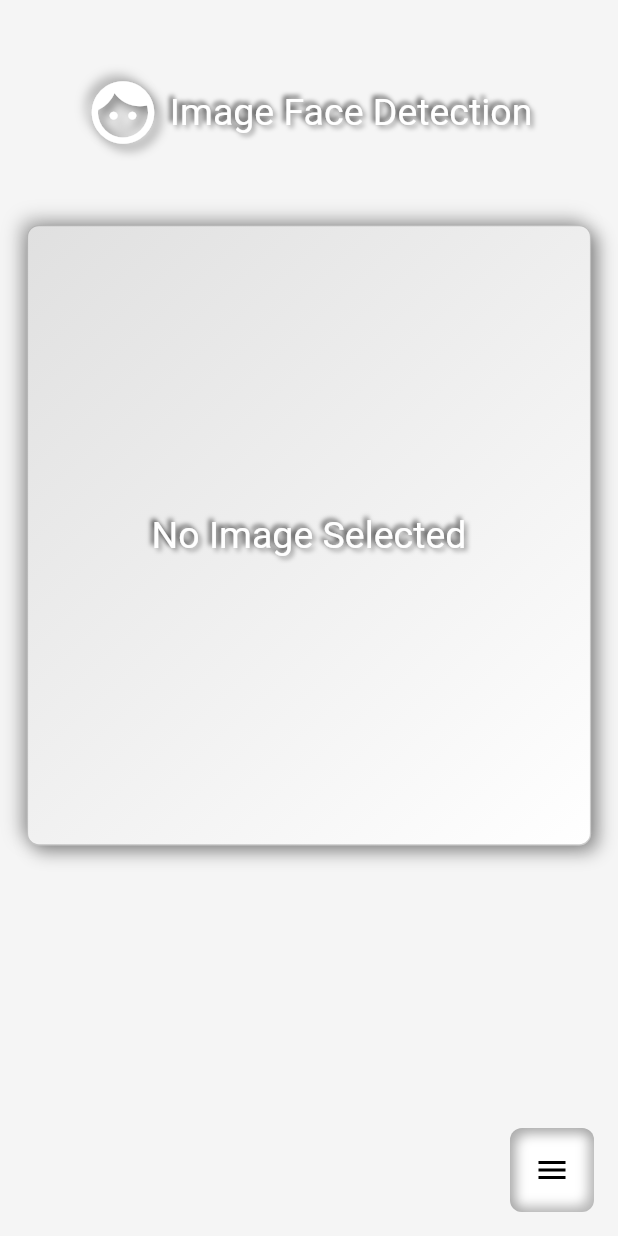
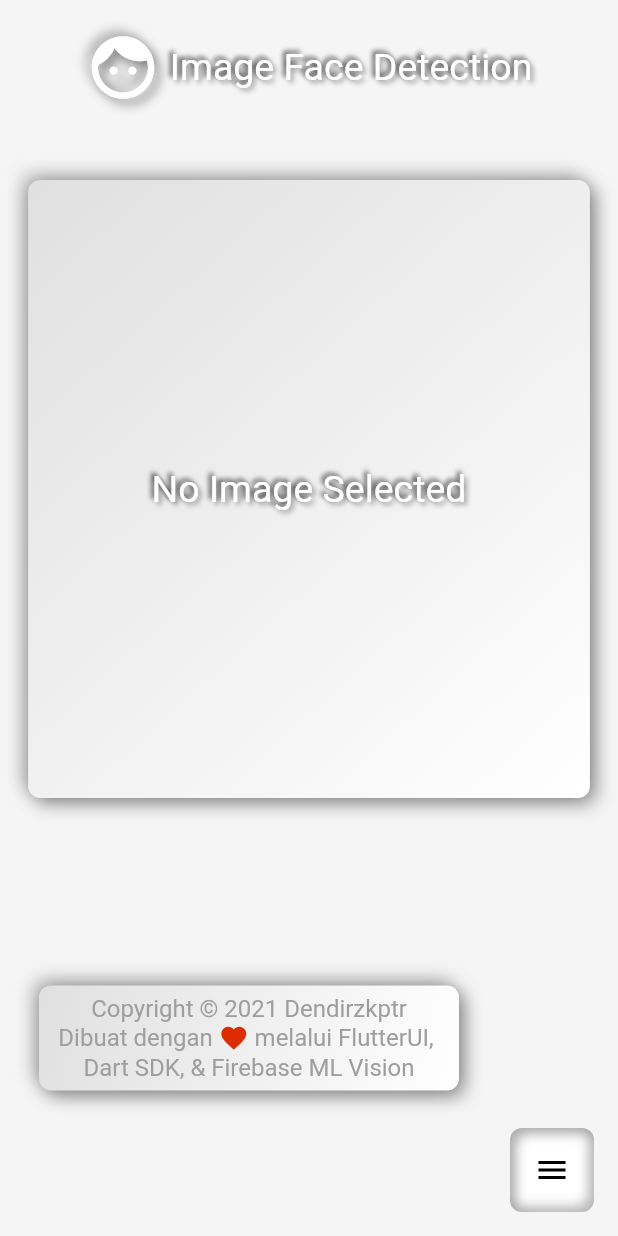
Before and after one commit to ambigo7/flutter-facedetection, a Flutter app: the screen it shows after launch, on a phone screen of 412 x 824 dp. Run offline on Flutter 3.47's test engine with Material 2 defaults, Android fonts, the phone set to English and light mode, and no system bars; drawn by our look-alikes of flutter_neumorphic; our stand-ins replace flutter_spinkit, image_picker; missing offline and left inert: google_ml_kit.

Commit message:
2.0.0(Final Face Detection App & Neumorphic UI Design)

```diff
--- a/lib/common/loading.dart
+++ b/lib/common/loading.dart
@@ -21,7 +21,7 @@ class Loading extends StatelessWidget {
                 height: MediaQuery.of(context).size.height /2,
                 child: Center(
                   child: SpinKitFadingCircle(
-                    color: grey,
+                    color: blue,
                     size: 30,
           ),
                 ),
--- a/lib/screen/face_detector.dart
+++ b/lib/screen/face_detector.dart
@@ -3,6 +3,7 @@ import 'dart:math';
 import 'dart:ui' as ui;
 import 'package:face_detection/common/color.dart';
 import 'package:face_detection/common/loading.dart';
+import 'package:face_detection/components/custom_text.dart';
 import 'package:face_detection/service/face_painter.dart';
 import 'package:flutter/material.dart';
 import 'package:flutter_neumorphic/flutter_neumorphic.dart';
@@ -203,9 +204,8 @@ class _FaceDetectorState extends State<FaceDetector>
         child: Container(
           color: grey.withOpacity(0.1),
           child: Column(
-              crossAxisAlignment: CrossAxisAlignment.center,
             children: <Widget>[
-                SizedBox(height: 50,),
+              SizedBox(height: 20,),
               Row(
                 mainAxisAlignment: MainAxisAlignment.center,
                 crossAxisAlignment: CrossAxisAlignment.center,
@@ -245,10 +245,6 @@ class _FaceDetectorState extends State<FaceDetector>
                   ? Center(
                 child: Neumorphic(
                   style: NeumorphicStyle(
-                      border: NeumorphicBorder(
-                        color: Color(0x33000000),
-                        width: 0.8,
-                      ),
                     shape: NeumorphicShape.concave,
                     intensity: 0.75,
                     surfaceIntensity: 0.3,
@@ -300,6 +296,47 @@ class _FaceDetectorState extends State<FaceDetector>
                   ),
                 ),
               ),
+              Visibility(
+                  visible: _imageFile != null ? false : true,
+                  child: SizedBox(height: 125,)),
+              AnimatedSwitcher(
+                duration: const Duration(milliseconds: 500),
+                child: Padding(
+                  padding: const EdgeInsets.only(right: 80),
+                  child: _imageFile != null ? Container()
+                      : Neumorphic(
+                    style: NeumorphicStyle(
+                      shape: NeumorphicShape.concave,
+                      intensity: 0.75,
+                      surfaceIntensity: 0.3,
+                      color: white,
+                      depth: 8,
+                      shadowLightColor: grey,
+                    ),
+                    child: Container(
+                      height: 70,
+                      width: 280,
+                      child: Column(
+                        mainAxisAlignment: MainAxisAlignment.center,
+                        crossAxisAlignment: CrossAxisAlignment.center,
+                        children: <Widget>[
+                          CustomText(text: 'Copyright © 2021 Dendirzkptr', color: grey,),
+                          Row(
+                            mainAxisAlignment: MainAxisAlignment.center,
+                            crossAxisAlignment: CrossAxisAlignment.center,
+                            children: <Widget>[
+                              CustomText(text: 'Dibuat dengan ', color: grey),
+                              Icon(Icons.favorite, color: redAccent, size: 20,),
+                              CustomText(text: ' melalui FlutterUI, ', color: grey),
+                            ],
+                          ),
+                          CustomText(text: 'Dart SDK, & Firebase ML Vision', color: grey)
+                        ],
+                      ),
+                    ),
+                  ),
+                ),
+              ),
             ],
           ),
         ),
--- a/lib/service/face_painter.dart
+++ b/lib/service/face_painter.dart
@@ -21,7 +21,7 @@ class FacePainter extends CustomPainter{
   void paint(ui.Canvas canvas, ui.Size size){
     final Paint paint = Paint()
         ..style = PaintingStyle.stroke
-        ..blendMode = BlendMode.color
+        ..blendMode = BlendMode.hardLight
         ..strokeWidth = 5.0
         ..color = green;
 
```
Also changed, not shown: 1 other file. Lines whose indentation alone changed are shown as unchanged.
